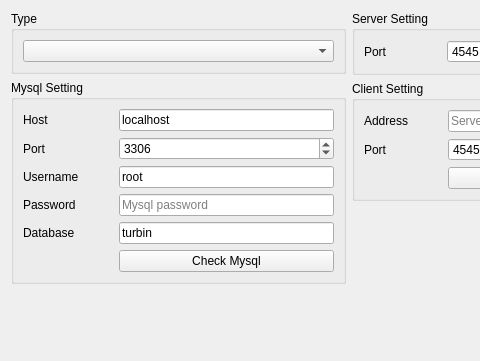
The window that sultan/gui/settingdialog.ui (apinprastya/sultan) describes before a commit, drawn with Qt 5; both pictures show x 0 to 480 and y 0 to 361 of the 698 by 361 pixel window.
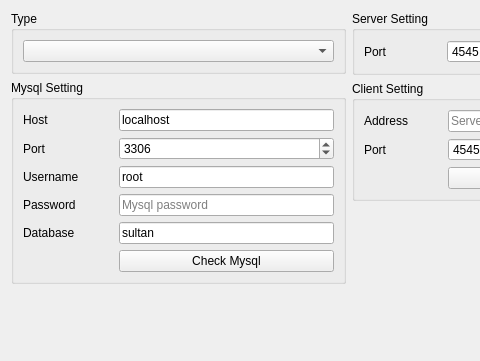
The same window after the commit.

```diff
--- a/sultan/gui/settingdialog.ui
+++ b/sultan/gui/settingdialog.ui
@@ -135,7 +135,7 @@
              <string/>
             </property>
             <property name="text">
-             <string>turbin</string>
+             <string>sultan</string>
             </property>
             <property name="placeholderText">
              <string>Mysql database</string>
```
Left out of the diff: 2 changed lines with no effect on the pictures.
